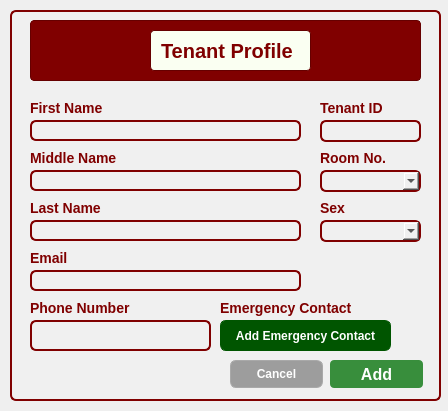
This is CCC151-Group--BH-Management-System/UI_Files/AddTenant.ui in Kris2103/CCC151-Group--BH-Management-System as Qt 5 draws it before an edit. The edited form follows.
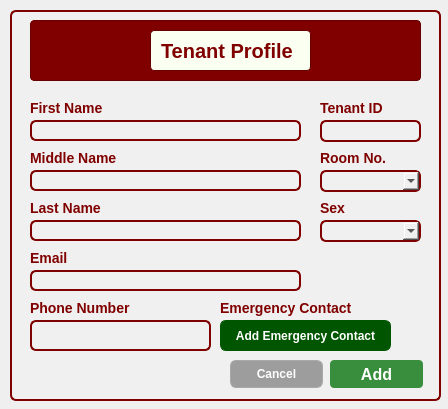
This is the edited form.

Diff of the .ui file:
```diff
--- a/CCC151-Group--BH-Management-System/UI_Files/AddTenant.ui
+++ b/CCC151-Group--BH-Management-System/UI_Files/AddTenant.ui
@@ -7,7 +7,7 @@
     <x>0</x>
     <y>0</y>
     <width>448</width>
-    <height>411</height>
+    <height>409</height>
    </rect>
   </property>
   <property name="windowTitle">
```
Left out of the diff: 2 changed lines with no effect on the pictures.
